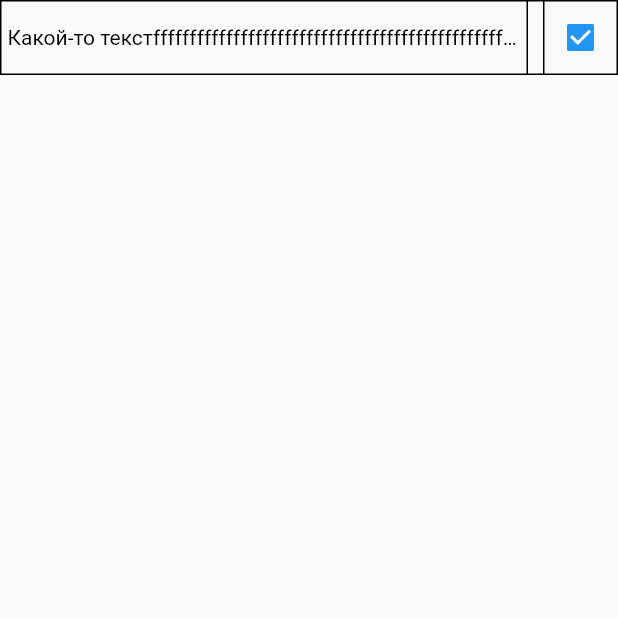
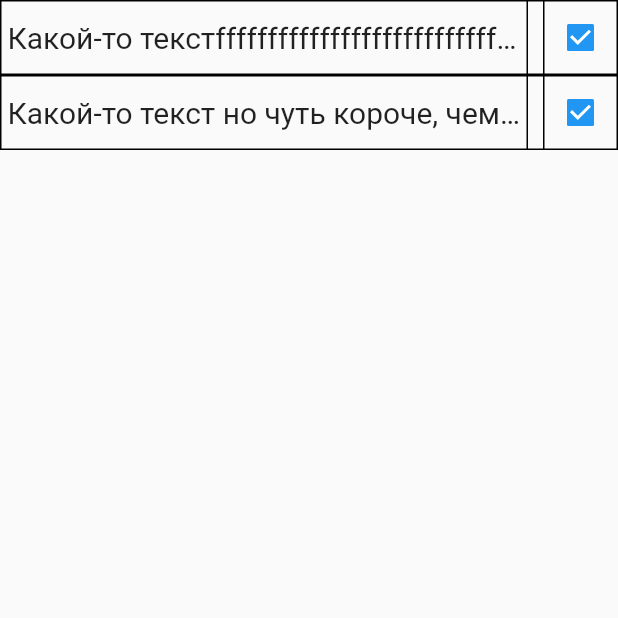
Before and after one commit to NEKO-Curator/test_task, a Flutter app: the screen it shows after launch, on a phone screen of 412 x 824 dp, the top half of it. Run offline on Flutter 3.47's test engine with Material 2 defaults, Android fonts, the phone set to English and light mode, and no system bars; our stand-ins replace equatable, flutter_bloc.

Commit message:
fix lagged bug + delete unused platforms

```diff
--- a/lib/main.dart
+++ b/lib/main.dart
@@ -23,11 +23,14 @@ class MyApp extends StatelessWidget {
         body: Column(
           children: [
             TestTaskWidget(
-                text:
-                    'Какой-то текстffffffffffffffffffffffffffffffffffffffffffffffffffffffffffffffffffffffffffffffffffffffffffffffffff',
-                isChecked: true),
-            // TestTaskWidget(text: 'Какой-то текст', isChecked: true),
-            // TestTaskWidget(text: '1', isChecked: false),
+              text:
+                  'Какой-то текстffffffffffffffffffffffffffffffffffffffffffffffffffffffffffffffffffffffffffffffffffffffffffffffffff',
+              isChecked: true,
+            ),
+            TestTaskWidget(
+              text: 'Какой-то текст но чуть короче, чем первый',
+              isChecked: true,
+            ),
           ],
         ),
       ),
--- a/lib/test_task/cubit/test_task_state.dart
+++ b/lib/test_task/bloc/test_task_state.dart
@@ -4,6 +4,7 @@ enum TestTaskStatus { initial, failure }
 
 final class TestTaskState extends Equatable {
   final bool isChecked;
+  final double minimumWidgetWidth;
   final bool isSecondCellVisible;
   final TestTaskStatus status;
   final String text;
@@ -11,6 +12,7 @@ final class TestTaskState extends Equatable {
   const TestTaskState({
     this.isChecked = false,
     this.isSecondCellVisible = true,
+    this.minimumWidgetWidth = 0.0,
     this.status = TestTaskStatus.initial,
     this.text = '',
   });
@@ -18,11 +20,13 @@ final class TestTaskState extends Equatable {
   TestTaskState copyWith({
     bool? isChecked,
     bool? isSecondCellVisible,
+    double? minimumWidgetWidth,
     TestTaskStatus? status,
     String? text,
   }) {
     return TestTaskState(
       isChecked: isChecked ?? this.isChecked,
+      minimumWidgetWidth: minimumWidgetWidth ?? this.minimumWidgetWidth,
       isSecondCellVisible: isSecondCellVisible ?? this.isSecondCellVisible,
       status: status ?? this.status,
       text: text ?? this.text,
@@ -30,12 +34,14 @@ final class TestTaskState extends Equatable {
   }
 
   @override
-  List<Object> get props => [isChecked, isSecondCellVisible, status];
+  List<Object> get props =>
+      [isChecked, isSecondCellVisible, status, minimumWidgetWidth, text];
 
   @override
   String toString() {
     return '''TestTaskState {
       isChecked: $isChecked,
+      minimumWidgetWidth: $minimumWidgetWidth,
       isSecondCellVisible: $isSecondCellVisible,
       status: $status,
       text: $text,
--- a/lib/test_task/test_task_widget.dart
+++ b/lib/test_task/test_task_widget.dart
@@ -1,6 +1,7 @@
 import 'package:flutter/material.dart';
 import 'package:flutter_bloc/flutter_bloc.dart';
-import 'package:test_task/test_task/cubit/test_task_bloc.dart';
+import 'package:test_task/test_task/widgets/text_cell_widget.dart';
+import 'package:test_task/test_task/bloc/test_task_bloc.dart';
 import 'package:test_task/test_task/widgets/dotted_separator_widget.dart';
 
 class TestTaskWidget extends StatefulWidget {
@@ -35,8 +36,9 @@ class _TestTaskWidgetState extends State<TestTaskWidget> {
                     if (!state.isSecondCellVisible) {
                       final textPainter = TextPainter(
                         text: TextSpan(
-                            text: state.text,
-                            style: const TextStyle(color: Colors.black)),
+                          text: state.text,
+                          style: const TextStyle(fontSize: 20.0),
+                        ),
                         maxLines: 1,
                         textDirection: TextDirection.ltr,
                       );
@@ -48,22 +50,7 @@ class _TestTaskWidgetState extends State<TestTaskWidget> {
                             );
                       }
                     }
-
-                    return Container(
-                      padding: const EdgeInsets.symmetric(horizontal: 4.0),
-                      height: 50,
-                      decoration: BoxDecoration(
-                        border: Border.all(),
-                      ),
-                      child: Center(
-                        child: Text(
-                          state.text,
-                          style: const TextStyle(color: Colors.black),
-                          maxLines: 1,
-                          overflow: TextOverflow.ellipsis,
-                        ),
-                      ),
-                    );
+                    return const MinimalTextSize();
                   },
                 ),
               ),
--- /dev/null
+++ b/lib/test_task/widgets/text_cell_widget.dart
@@ -0,0 +1,40 @@
+import 'package:flutter/material.dart';
+import 'package:flutter_bloc/flutter_bloc.dart';
+import 'package:test_task/test_task/bloc/test_task_bloc.dart';
+
+class MinimalTextSize extends StatelessWidget {
+  final String sampleText =
+      'Пример текста для определения минимального размера.';
+
+  const MinimalTextSize({super.key});
+
+  @override
+  Widget build(BuildContext context) {
+    return LayoutBuilder(
+      builder: (context, constraints) {
+        return IntrinsicWidth(
+          child: ConstrainedBox(
+            constraints: BoxConstraints(
+              maxWidth: constraints.maxWidth,
+              minHeight: 50,
+            ),
+            child: Container(
+              padding: const EdgeInsets.symmetric(horizontal: 4.0),
+              decoration: BoxDecoration(
+                border: Border.all(),
+              ),
+              child: Center(
+                child: Text(
+                  context.read<TestTaskBloc>().state.text,
+                  style: const TextStyle(fontSize: 20.0),
+                  maxLines: 1,
+                  overflow: TextOverflow.ellipsis,
+                ),
+              ),
+            ),
+          ),
+        );
+      },
+    );
+  }
+}
```
Also changed, not shown: lib/test_task/bloc/test_task_bloc.dart (renamed from lib/test_task/cubit/test_task_bloc.dart), lib/test_task/bloc/test_task_event.dart (renamed from lib/test_task/cubit/test_task_event.dart), 58 other files.
